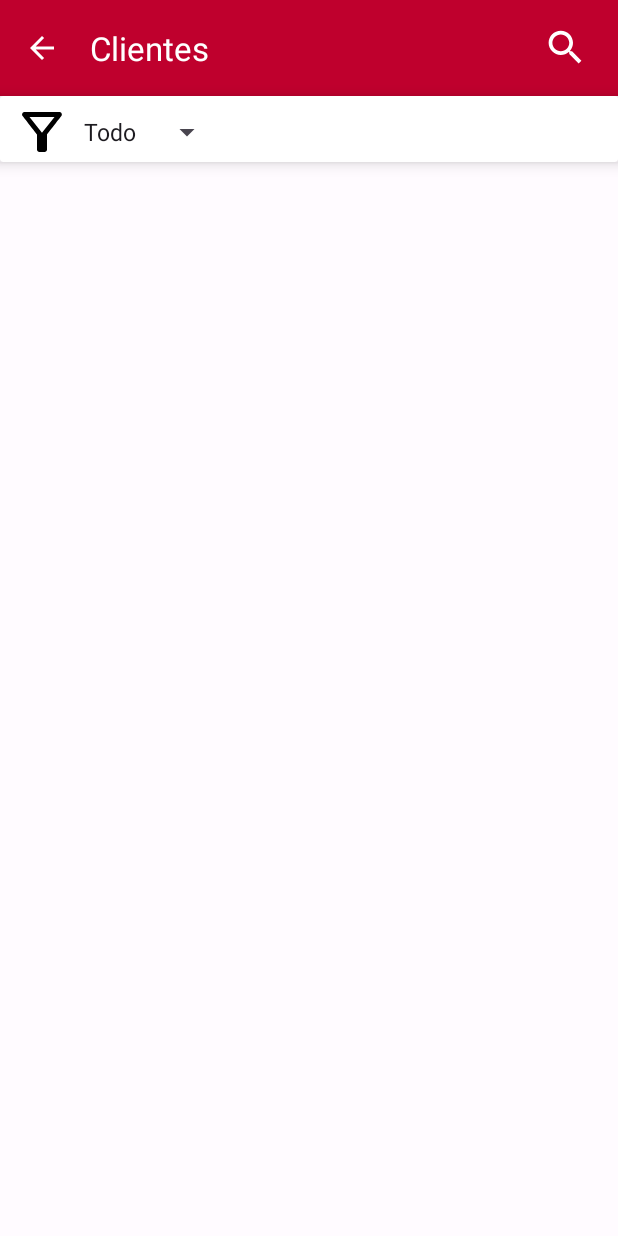
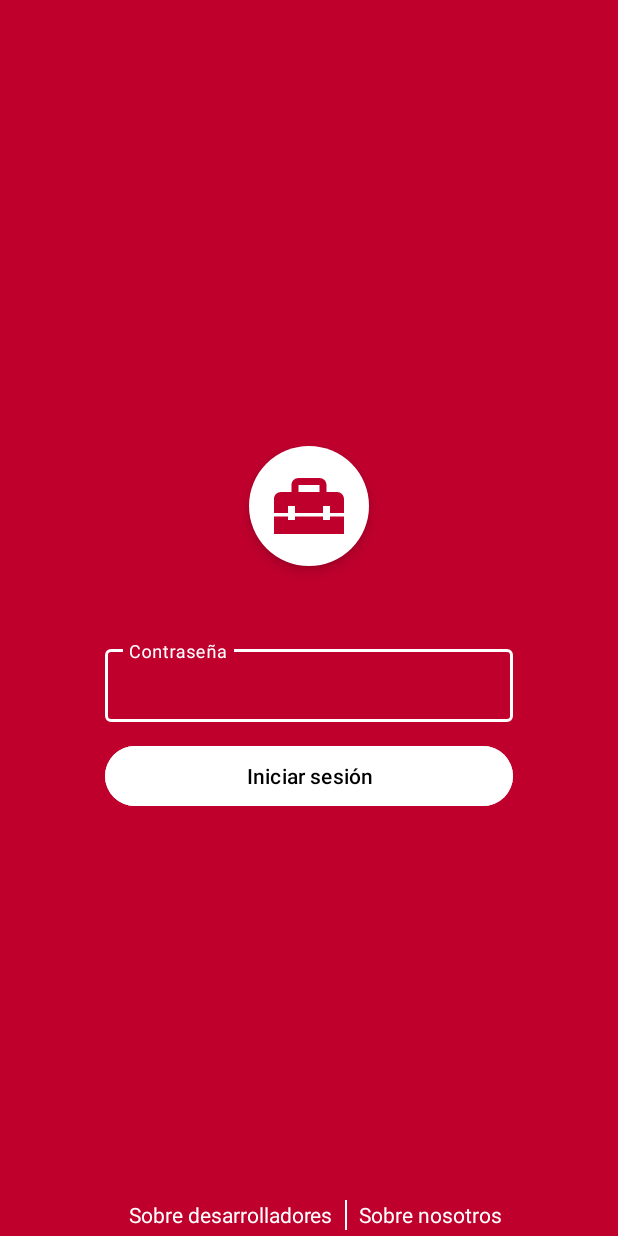
Before and after one commit to QNecesitas/ElRetenBombas, an Android app: the screen it shows after launch (Activity_ShowClient before the commit, Activity_Login after it), on a phone screen of 412 x 824 dp. Run offline under Robolectric (Android 15) with nearby library versions, the phone set to English and light mode, and no system bars.

Commit message:
Activity Login is advanced

```diff
--- a/app/src/main/java/com/qnecesitas/elretenbombas/Activity_Login.kt
+++ b/app/src/main/java/com/qnecesitas/elretenbombas/Activity_Login.kt
@@ -1,14 +1,24 @@
 package com.qnecesitas.elretenbombas
 
+import android.content.Intent
+import android.content.SharedPreferences
+import android.os.Bundle
 import androidx.appcompat.app.AppCompatActivity
-import android.os.Bundle
+import com.qnecesitas.elretenbombas.auxiliary.Constants
 import com.qnecesitas.elretenbombas.databinding.ActivityLoginBinding
-import com.qnecesitas.elretenbombas.databinding.ActivityShowClientBinding
 
 class Activity_Login : AppCompatActivity() {
 
     //Binding
     private lateinit var binding: ActivityLoginBinding
+
+    //Password
+    private lateinit var password: String
+
+    //Shared Preferences
+    private lateinit var sharedPreferences: SharedPreferences
+    private lateinit var sharedEditor: SharedPreferences.Editor
+
 
     override fun onCreate(savedInstanceState: Bundle?) {
         super.onCreate(savedInstanceState)
@@ -16,6 +26,32 @@ class Activity_Login : AppCompatActivity() {
         setContentView(binding.root)
 
 
+
+
+        //Preferences
+        sharedPreferences = getSharedPreferences("ElRetenBomba", 0)
+        sharedEditor = sharedPreferences.edit()
+
+
+        password = sharedPreferences.getString("password", Constants.INITIAL_PASSWORD).toString()
+
+        binding.ALBTNStartSession.setOnClickListener {
+            if (binding.ALTIETPassword.text.toString().trim().isNotEmpty()){
+                if(binding.ALTIETPassword.text.toString() == password){
+                    binding.ALTILPassword.error = null
+
+                    val intent = Intent(this, Activity_ShowClient::class.java)
+                    startActivity(intent)
+
+                }else{
+                    binding.ALTILPassword.error = getString(R.string.Contrasena_incorrecta)
+                }
+            }else{
+                binding.ALTILPassword.error = getString(R.string.Este_campo_no_debe)
+            }
+        }
+
+
     }
 
 
--- a/app/src/main/java/com/qnecesitas/elretenbombas/Activity_ShowClient.kt
+++ b/app/src/main/java/com/qnecesitas/elretenbombas/Activity_ShowClient.kt
@@ -168,7 +168,8 @@ class Activity_ShowClient : AppCompatActivity() {
 
         //Recycler
         GlobalScope.launch(Dispatchers.IO) {
-            viewModel.getAllClients().collect(){
+            viewModel.getAllClients()
+            viewModel.alClients.value?.collect {
                 clientAdapter.submitList(it)
             }
         }
--- a/app/src/main/java/com/qnecesitas/elretenbombas/MainActivity.kt
+++ b/app/src/main/java/com/qnecesitas/elretenbombas/MainActivity.kt
@@ -32,7 +32,7 @@ class MainActivity : AppCompatActivity() {
         @SuppressLint("HandlerLeak") val handler: Handler = object : Handler() {
             override fun handleMessage(message: Message) {
                 if (message.arg1 == 1) {
-                    val intent = Intent(this@MainActivity, Activity_ShowClient::class.java)
+                    val intent = Intent(this@MainActivity, Activity_Login::class.java)
                     startActivity(intent)
                 }
             }
--- /dev/null
+++ b/app/src/main/res/drawable/baseline_home_repair_service_24.xml
@@ -0,0 +1,6 @@
+<vector android:height="24dp" android:tint="#000000"
+    android:viewportHeight="24" android:viewportWidth="24"
+    android:width="24dp" xmlns:android="http://schemas.android.com/apk/res/android">
+    <path android:fillColor="@android:color/white" android:pathData="M18,16l-2,0l0,-1l-8,0l0,1l-2,0l0,-1l-4,0l0,5l20,0l0,-5l-4,0z"/>
+    <path android:fillColor="@android:color/white" android:pathData="M20,8h-3V6c0,-1.1 -0.9,-2 -2,-2H9C7.9,4 7,4.9 7,6v2H4c-1.1,0 -2,0.9 -2,2v4h4v-2h2v2h8v-2h2v2h4v-4C22,8.9 21.1,8 20,8zM15,8H9V6h6V8z"/>
+</vector>
--- a/app/src/main/res/layout/activity_login.xml
+++ b/app/src/main/res/layout/activity_login.xml
@@ -12,9 +12,10 @@
     <androidx.constraintlayout.widget.ConstraintLayout
         android:layout_width="0dp"
         android:layout_height="wrap_content"
-        android:layout_marginStart="40dp"
-        android:layout_marginEnd="40dp"
+        android:layout_marginStart="20dp"
+        android:layout_marginEnd="20dp"
         android:padding="50dp"
+        app:layout_constraintVertical_bias="0.6"
         app:layout_constraintBottom_toBottomOf="parent"
         app:layout_constraintEnd_toEndOf="parent"
         app:layout_constraintStart_toStartOf="parent"
@@ -23,15 +24,16 @@
         <!--IV Logo Company-->
         <androidx.appcompat.widget.AppCompatImageView
             android:id="@+id/AL_IV_LogoCompany"
-            android:layout_width="70dp"
-            android:layout_height="70dp"
+            android:layout_width="80dp"
+            android:layout_height="80dp"
             android:background="@drawable/circular_background"
             android:padding="12dp"
-            android:src="@drawable/assignment"
+            android:src="@drawable/baseline_home_repair_service_24"
             android:translationZ="5dp"
             app:layout_constraintEnd_toEndOf="parent"
             app:layout_constraintStart_toStartOf="parent"
-            app:layout_constraintTop_toTopOf="parent" />
+            app:layout_constraintTop_toTopOf="parent"
+            app:tint="?attr/colorPrimary"/>
 
 
         <!--ET Password-->
@@ -40,7 +42,7 @@
             style="@style/CustomBorderTIlLogin"
             android:layout_width="0dp"
             android:layout_height="wrap_content"
-            android:layout_marginTop="12dp"
+            android:layout_marginTop="50dp"
             app:errorIconTint="@color/white"
             app:errorTextColor="@color/white"
             app:hintTextColor="@color/white"
--- a/app/src/main/res/values/strings.xml
+++ b/app/src/main/res/values/strings.xml
@@ -54,4 +54,6 @@
     <string name="medida_del_imperente">Medida del imperente</string>
     <string name="garantia">Garantía</string>
     <string name="descripción">Descripción</string>
+    <string name="Este_campo_no_debe">Este campo no debe estar vacío</string>
+    <string name="Contrasena_incorrecta">Contraseña incorrecta</string>
 </resources>
```
Also changed, not shown: app/src/main/java/com/qnecesitas/elretenbombas/auxiliary/Constants.kt (added, +7 -0 lines), app/src/main/java/com/qnecesitas/elretenbombas/data/ShowClientViewModel.kt (+13 -2 lines), 1 other file.
